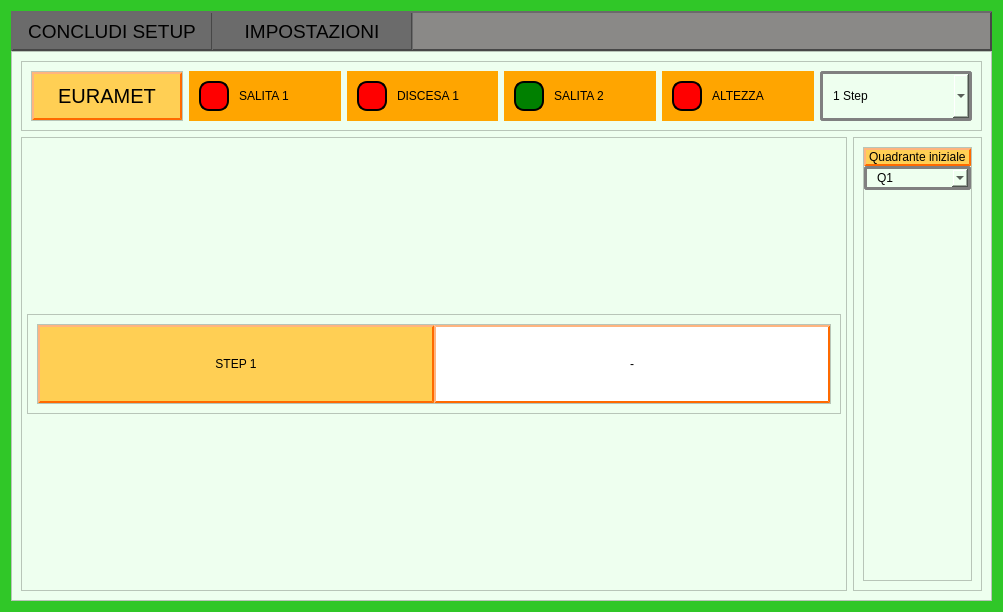
First picture: the form in Qt Creator/dialog_setup_euramet.ui, repository Mixer97/tesi_triennale, before the edit.
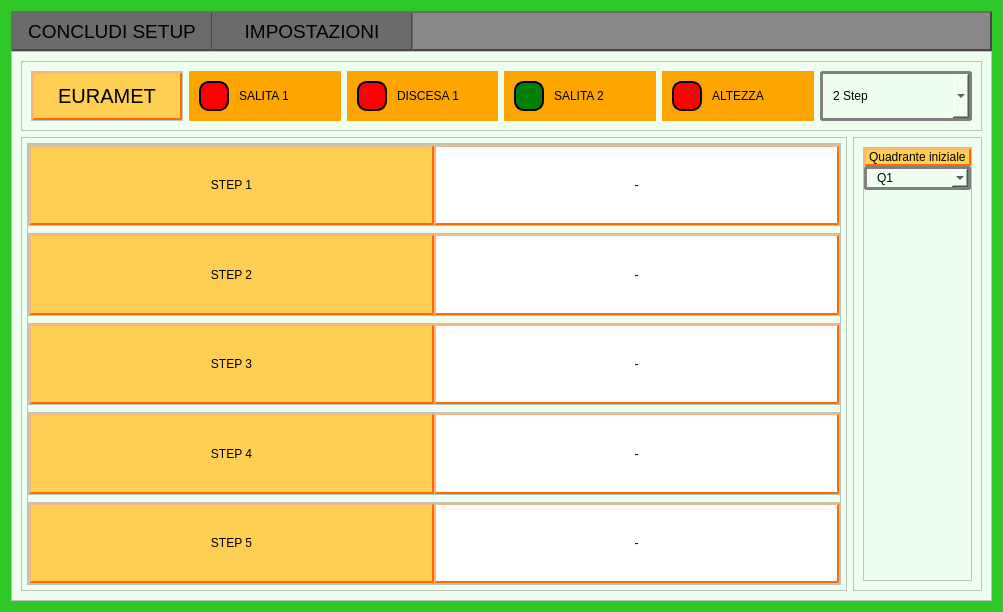
Second picture: the form after the edit. The open tabs and pages were chosen to show the change.

Patch:
```diff
--- a/Qt Creator/dialog_setup_euramet.ui
+++ b/Qt Creator/dialog_setup_euramet.ui
@@ -71,118 +71,6 @@
            <property name="currentIndex">
             <number>2</number>
            </property>
-           <widget class="QWidget" name="page">
-            <layout class="QGridLayout" name="gridLayout_5">
-             <property name="leftMargin">
-              <number>5</number>
-             </property>
-             <property name="topMargin">
-              <number>5</number>
-             </property>
-             <property name="rightMargin">
-              <number>5</number>
-             </property>
-             <property name="bottomMargin">
-              <number>5</number>
-             </property>
-             <property name="horizontalSpacing">
-              <number>5</number>
-             </property>
-             <item row="0" column="0">
-              <widget class="QFrame" name="frame_25">
-               <property name="sizePolicy">
-                <sizepolicy hsizetype="Preferred" vsizetype="Fixed">
-                 <horstretch>0</horstretch>
-                 <verstretch>0</verstretch>
-                </sizepolicy>
-               </property>
-               <property name="maximumSize">
-                <size>
-                 <width>16777215</width>
-                 <height>100</height>
-                </size>
-               </property>
-               <property name="frameShape">
-                <enum>QFrame::StyledPanel</enum>
-               </property>
-               <property name="frameShadow">
-                <enum>QFrame::Raised</enum>
-               </property>
-               <layout class="QVBoxLayout" name="verticalLayout_6">
-                <item>
-                 <widget class="QFrame" name="frame_26">
-                  <property name="frameShape">
-                   <enum>QFrame::StyledPanel</enum>
-                  </property>
-                  <property name="frameShadow">
-                   <enum>QFrame::Raised</enum>
-                  </property>
-                  <layout class="QHBoxLayout" name="horizontalLayout_17" stretch="0,0">
-                   <property name="spacing">
-                    <number>0</number>
-                   </property>
-                   <property name="leftMargin">
-                    <number>0</number>
-                   </property>
-                   <property name="topMargin">
-                    <number>0</number>
-                   </property>
-                   <property name="rightMargin">
-                    <number>0</number>
-                   </property>
-                   <property name="bottomMargin">
-                    <number>0</number>
-                   </property>
-                   <item>
-                    <widget class="QLabel" name="label_38">
-                     <property name="styleSheet">
-                      <string notr="true">QLabel{
-	background-color:rgb(255, 207, 84); 
-	border-style: outset;
-    border-width: 2px;
-    border-color: rgb(255, 106, 0);
-	border-radius: 0px;
-	color: rgb(0,0,0);
-}
-</string>
-                     </property>
-                     <property name="text">
-                      <string>STEP 1</string>
-                     </property>
-                     <property name="alignment">
-                      <set>Qt::AlignCenter</set>
-                     </property>
-                    </widget>
-                   </item>
-                   <item>
-                    <widget class="QLabel" name="label_step_1_1">
-                     <property name="styleSheet">
-                      <string notr="true">QLabel{
-	background-color:rgb(255, 255, 255); 
-	border-style: outset;
-    border-width: 2px;
-    border-color: rgb(255, 106, 0);
-	border-radius: 0px;
-	color: rgb(0,0,0);
-}
-</string>
-                     </property>
-                     <property name="text">
-                      <string>-</string>
-                     </property>
-                     <property name="alignment">
-                      <set>Qt::AlignCenter</set>
-                     </property>
-                    </widget>
-                   </item>
-                  </layout>
-                 </widget>
-                </item>
-               </layout>
-              </widget>
-             </item>
-            </layout>
-           </widget>
            <widget class="QWidget" name="page_2">
             <layout class="QGridLayout" name="gridLayout_6">
              <property name="leftMargin">
@@ -1635,11 +1523,6 @@
     color: rgb(0, 0, 0); /* Colore del testo del QComboBox */
 }</string>
            </property>
-           <item>
-            <property name="text">
-             <string>1 Step</string>
-            </property>
-           </item>
            <item>
             <property name="text">
              <string>2 Step</string>
```
Left out of the diff: 2 changed lines with no effect on the pictures.
